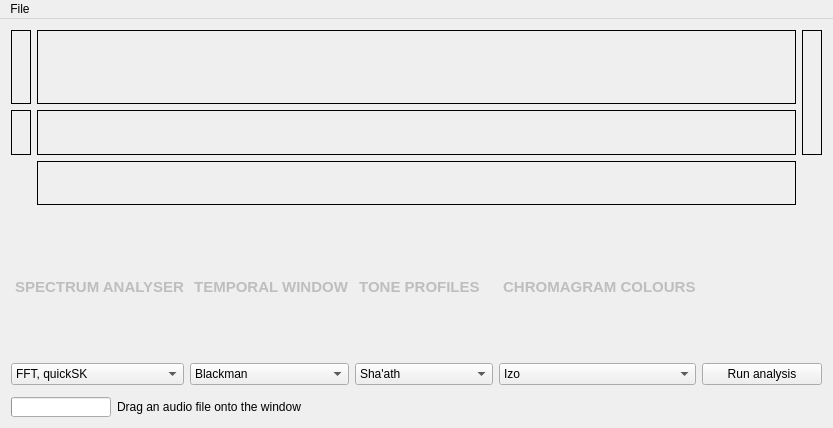
The window that detailwindow.ui (ibsh/is_KeyFinder) describes before a commit, drawn with Qt 5.
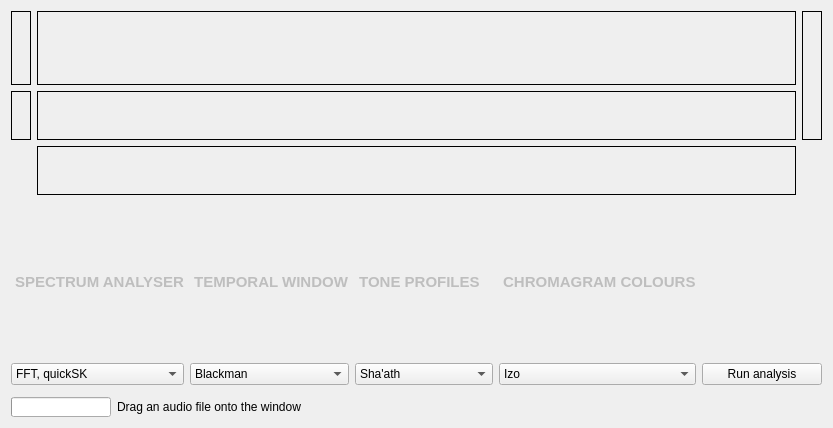
The same window after the commit.

Commit message: Changed main menu policy

```diff
--- a/detailwindow.ui
+++ b/detailwindow.ui
@@ -516,26 +516,6 @@
     </item>
    </layout>
   </widget>
-  <widget class="QMenuBar" name="menuBar">
-   <property name="geometry">
-    <rect>
-     <x>0</x>
-     <y>0</y>
-     <width>833</width>
-     <height>22</height>
-    </rect>
-   </property>
-   <widget class="QMenu" name="menuFile">
-    <property name="title">
-     <string>File</string>
-    </property>
-    <addaction name="actionNew_Detail_Keyfinder"/>
-    <addaction name="actionNew_Batch_Keyfinder"/>
-    <addaction name="separator"/>
-    <addaction name="actionClose_Window"/>
-   </widget>
-   <addaction name="menuFile"/>
-  </widget>
   <action name="actionNew_Detail_Keyfinder">
    <property name="text">
     <string>New Detail Window</string>
```
Left out of the diff: 5 changed lines with no effect on the pictures. The commit also changes 76 other files.
